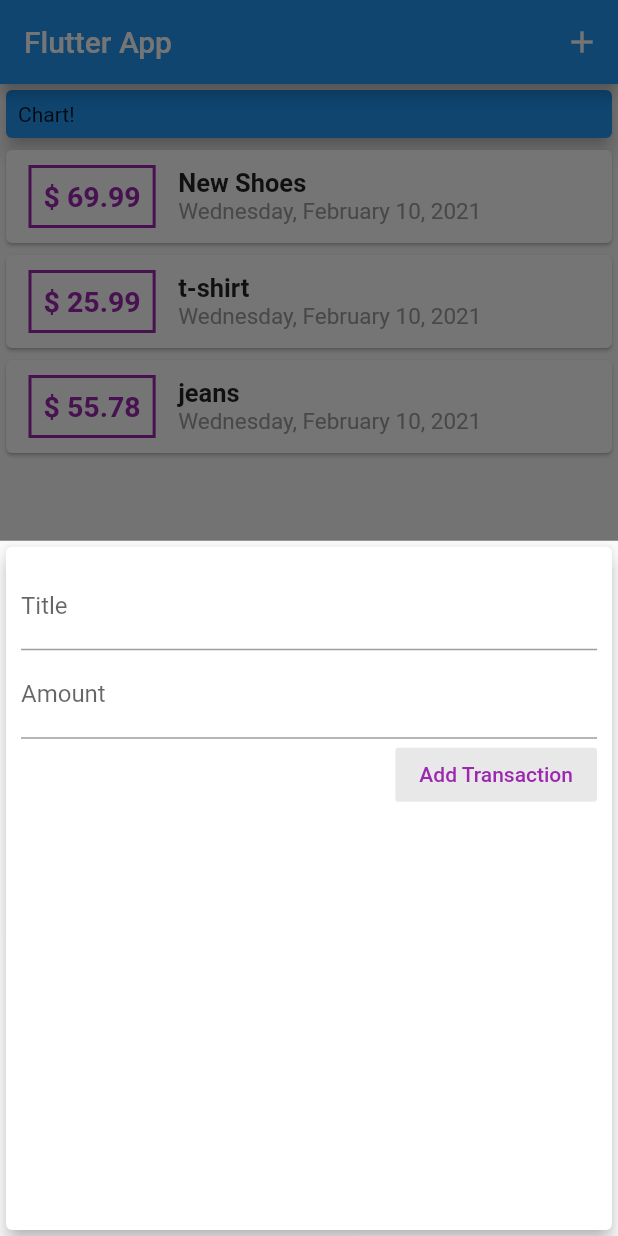
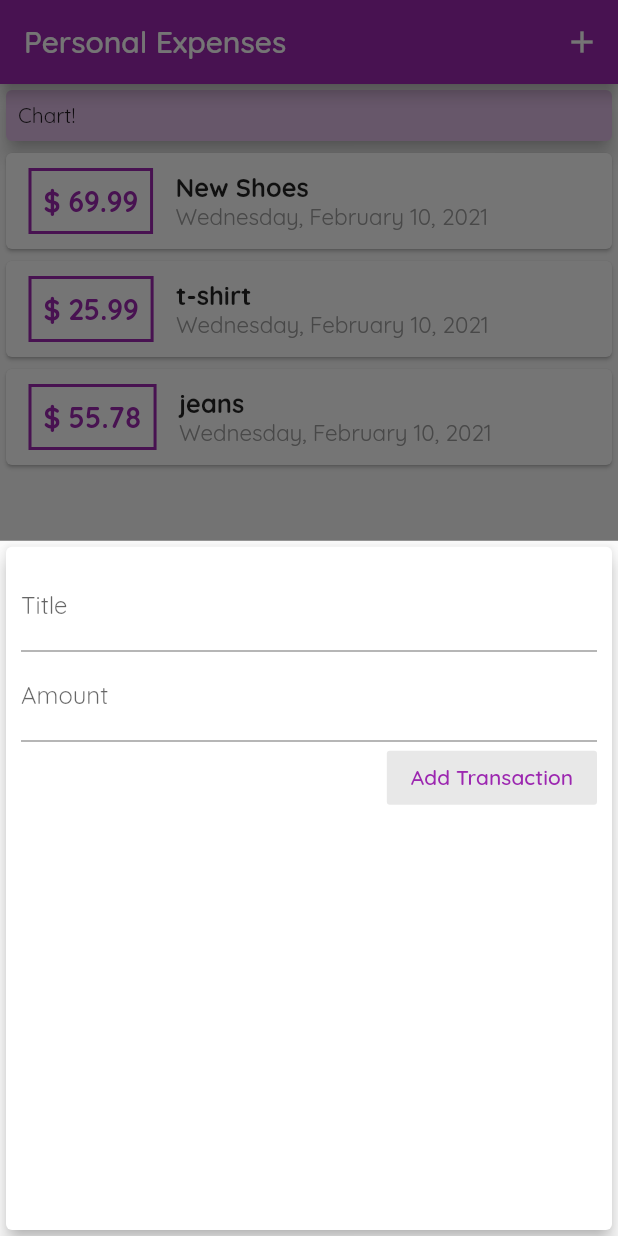
Before and after one commit to AyariAhmed/Personal-Expenses-Mobile-App, a Flutter app: the screen it shows after launch, after a tap on the "add" icon, on a phone screen of 412 x 824 dp. Run offline on Flutter 3.47's test engine with Material 2 defaults, Android fonts, the phone set to English and light mode, and no system bars.

Commit message:
Added Custom Fonts

```diff
--- a/lib/main.dart
+++ b/lib/main.dart
@@ -13,6 +13,11 @@ class MyApp extends StatelessWidget {
     return MaterialApp(
       title: 'Personal Expenses',
       debugShowCheckedModeBanner: false,
+      theme: ThemeData(
+        primarySwatch: Colors.purple,
+        accentColor: Colors.amber,
+        fontFamily: 'Quicksand',
+      ),
       home: MyHomePage(),
     );
   }
@@ -54,7 +59,7 @@ class _MyHomePageState extends State<MyHomePage> {
       builder: (bCtx) {
         return GestureDetector(
           child: NewTransaction(_addNewTransaction),
-          onTap: (){},
+          onTap: () {},
           behavior: HitTestBehavior.opaque,
         );
       },
@@ -65,7 +70,7 @@ class _MyHomePageState extends State<MyHomePage> {
   Widget build(BuildContext context) {
     return Scaffold(
       appBar: AppBar(
-        title: Text('Flutter App'),
+        title: Text('Personal Expenses'),
         actions: [
           IconButton(
               icon: Icon(Icons.add),
@@ -87,7 +92,7 @@ class _MyHomePageState extends State<MyHomePage> {
                 ),
               ),
               elevation: 5,
-              color: Colors.blue,
+              color: Theme.of(context).primaryColorLight,
             ),
           ),
           TransactionList(_userTransactions),
--- a/lib/widgets/new_transaction.dart
+++ b/lib/widgets/new_transaction.dart
@@ -1,12 +1,18 @@
 import 'package:flutter/material.dart';
 
-class NewTransaction extends StatelessWidget {
-  final titleController = TextEditingController();
-  final amountController = TextEditingController();
-
+class NewTransaction extends StatefulWidget {
   final Function _addNewTransaction;
 
   NewTransaction(addNewTransaction) : _addNewTransaction = addNewTransaction;
+
+  @override
+  _NewTransactionState createState() => _NewTransactionState();
+}
+
+class _NewTransactionState extends State<NewTransaction> {
+  final titleController = TextEditingController();
+
+  final amountController = TextEditingController();
 
   void submitData() {
     final String enteredTitle = titleController.text;
@@ -18,7 +24,9 @@ class NewTransaction extends StatelessWidget {
 
     if (enteredTitle.isEmpty || enteredAmount <= 0) return;
 
-    _addNewTransaction(txTitle: enteredTitle, txAmount: enteredAmount);
+    widget._addNewTransaction(txTitle: enteredTitle, txAmount: enteredAmount);
+
+    Navigator.of(context).pop();
   }
 
   @override
--- a/lib/widgets/transaction_list.dart
+++ b/lib/widgets/transaction_list.dart
@@ -11,7 +11,7 @@ class TransactionList extends StatelessWidget {
   @override
   Widget build(BuildContext context) {
     return Container(
-      height: 260,
+      height: 410,
       child: ListView.builder(
         itemBuilder: (ctx, index) {
           return Card(
@@ -21,7 +21,7 @@ class TransactionList extends StatelessWidget {
                   margin: EdgeInsets.symmetric(vertical: 10, horizontal: 15),
                   decoration: BoxDecoration(
                     border: Border.all(
-                      color: Colors.purple,
+                      color: Theme.of(context).primaryColor,
                       width: 2,
                     ),
                   ),
@@ -30,7 +30,7 @@ class TransactionList extends StatelessWidget {
                     style: TextStyle(
                       fontWeight: FontWeight.bold,
                       fontSize: 19,
-                      color: Colors.purple,
+                      color: Theme.of(context).primaryColor,
                     ),
                   ),
                   padding: EdgeInsets.all(8),
```
Also changed, not shown: pubspec.yaml (+15 -14 lines), assets/fonts/OpenSans-Bold.ttf (added), assets/fonts/OpenSans-Regular.ttf (added), assets/fonts/Quicksand-Bold.ttf (added), assets/fonts/Quicksand-Light.ttf (added), assets/fonts/Quicksand-Medium.ttf (added), assets/fonts/Quicksand-Regular.ttf (added).
